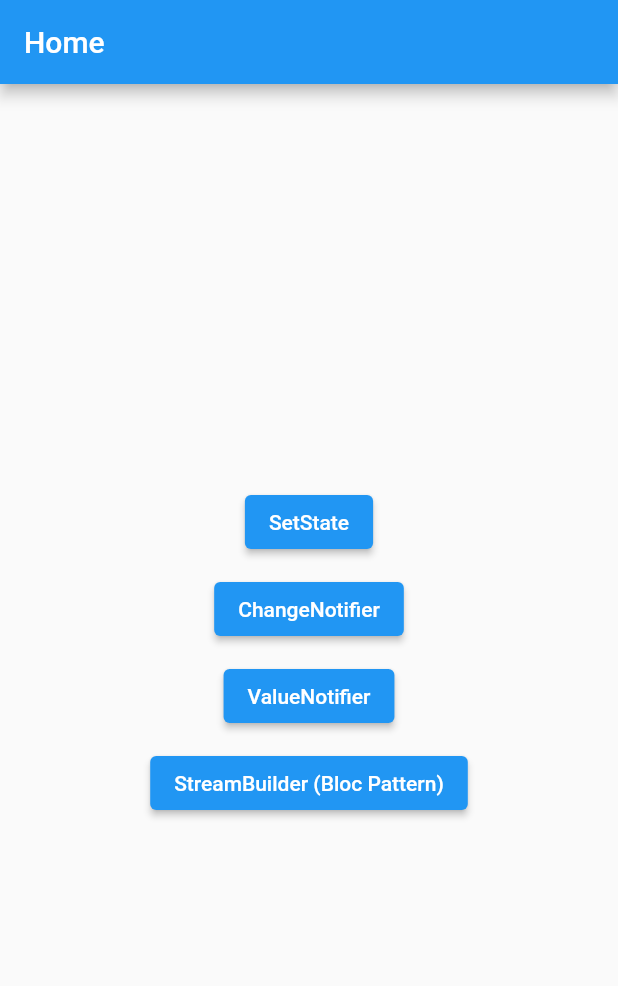
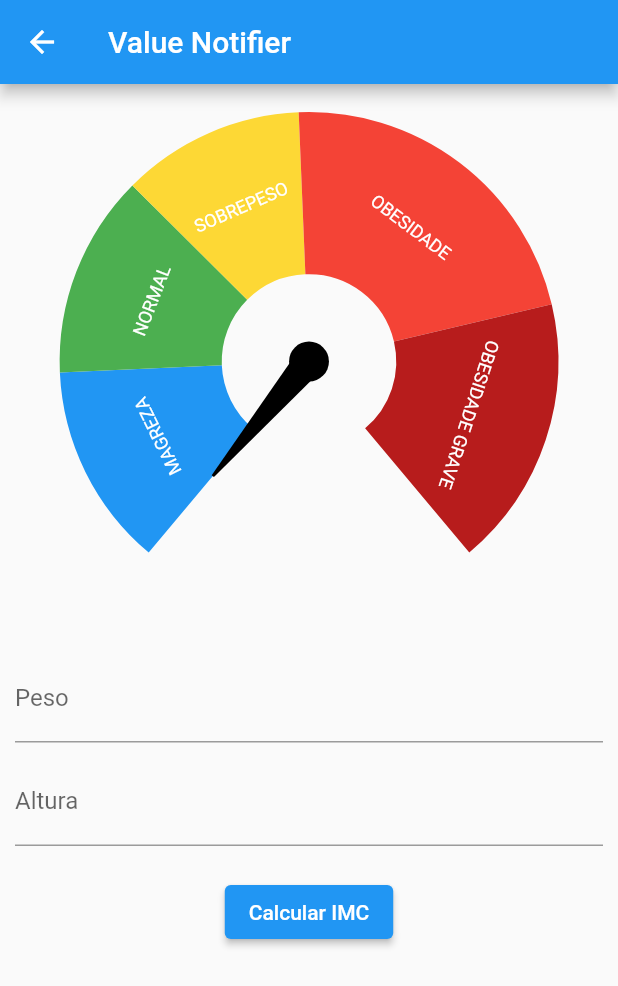
Before and after one commit to brunozupp/modulo13_gerencia_estado, a Flutter app: the screen it shows after launch, after a tap on "ValueNotifier", on a phone screen of 412 x 824 dp. Shown: the top 986 px of the screen. Run offline on Flutter 3.47's test engine with Material 2 defaults, Android fonts, the phone set to English and light mode, and no system bars; drawn by our look-alikes of syncfusion_flutter_gauges; our stand-ins replace currency_text_input_formatter.

Commit message:
ValueNotifier

```diff
--- a/lib/home_page.dart
+++ b/lib/home_page.dart
@@ -1,5 +1,6 @@
 import 'package:flutter/material.dart';
 import 'package:modulo13_gerencia_estado/set_state/imc_set_state_page.dart';
+import 'package:modulo13_gerencia_estado/value_notifier/imc_value_notifier_page.dart';
 
 class HomePage extends StatelessWidget {
   const HomePage({ Key? key }) : super(key: key);
@@ -40,7 +41,7 @@ class HomePage extends StatelessWidget {
 
             ElevatedButton(
               onPressed: () {
-
+                _goToPage(context, const ImcValueNotifierPage());
               },
               child: const Text(
                 "ValueNotifier",
--- /dev/null
+++ b/lib/value_notifier/imc_value_notifier_page.dart
@@ -0,0 +1,146 @@
+import 'dart:math';
+
+import 'package:currency_text_input_formatter/currency_text_input_formatter.dart';
+import 'package:flutter/material.dart';
+import 'package:intl/intl.dart';
+import 'package:modulo13_gerencia_estado/widgets/imc_gauge.dart';
+
+class ImcValueNotifierPage extends StatefulWidget {
+  const ImcValueNotifierPage({ Key? key }) : super(key: key);
+
+  @override
+  State<ImcValueNotifierPage> createState() => _ImcValueNotifierPageState();
+}
+
+class _ImcValueNotifierPageState extends State<ImcValueNotifierPage> {
+
+  final pesoEC = TextEditingController();
+  final alturaEC = TextEditingController();
+  final formKey = GlobalKey<FormState>();
+
+  var imc = ValueNotifier(0.0);
+
+  void _calcularIMC({
+    required double peso,
+    required double altura,
+  }) async {
+
+    imc.value = 0;
+
+    await Future.delayed(const Duration(seconds: 1));
+
+    imc.value = peso / pow(altura, 2);
+  }
+
+  @override
+  void dispose() {
+
+    pesoEC.dispose();
+    alturaEC.dispose();
+
+    super.dispose();
+  }
+
+  @override
+  Widget build(BuildContext context) {
+    return Scaffold(
+      appBar: AppBar(
+        title: const Text("Value Notifier"),
+      ),
+      body: SingleChildScrollView(
+        padding: const EdgeInsets.all(10),
+        child: Form(
+          key: formKey,
+          child: Column(
+            children: [
+
+              ValueListenableBuilder<double>(
+                valueListenable: imc,
+                builder: (_, value, __) {
+                  return ImcGauge(
+                    imc: value,
+                  );
+                }
+              ),
+
+              const SizedBox(
+                height: 20,
+              ),
+
+              TextFormField(
+                controller: pesoEC,
+                keyboardType: TextInputType.number,
+                decoration: const InputDecoration(
+                  labelText: 'Peso',
+                ),
+                inputFormatters: [
+                  CurrencyTextInputFormatter(
+                    locale: "pt_BR",
+                    symbol: "",
+                    decimalDigits: 2,
+                    turnOffGrouping: true,
+                  ),
+                ],
+                validator: (value) {
+                  if(value == null || value.isEmpty) {
+                    return "Obrigatório";
+                  }
+
+                  return null;
+                },
+              ),
+              const SizedBox(
+                height: 10,
+              ),
+              TextFormField(
+                controller: alturaEC,
+                keyboardType: TextInputType.number,
+                decoration: const InputDecoration(
+                  labelText: 'Altura',
+                ),
+                inputFormatters: [
+                  CurrencyTextInputFormatter(
+                    locale: "pt_BR",
+                    symbol: "",
+                    decimalDigits: 2,
+                    turnOffGrouping: true,
+                  ),
+                ],
+                validator: (value) {
+                  if(value == null || value.isEmpty) {
+                    return "Obrigatório";
+                  }
+
+                  return null;
+                },
+              ),
+              const SizedBox(
+                height: 20,
+              ),
+              ElevatedButton(
+                onPressed: () {
+                  final formValid = formKey.currentState?.validate() ?? false;
+
+                  if(formValid) {
+                    final formatter = NumberFormat.simpleCurrency(
+                      locale: "pt_BR",
+                      decimalDigits: 2
+                    );
+
+                    final peso = formatter.parse(pesoEC.text) as double;
+                    final altura = formatter.parse(alturaEC.text) as double;
+
+                    _calcularIMC(peso: peso, altura: altura);
+                  }
+                },
+                child: const Text(
+                  "Calcular IMC",
+                ),
+              ),
+            ],
+          ),
+        ),
+      ),
+    );
+  }
+}
```
